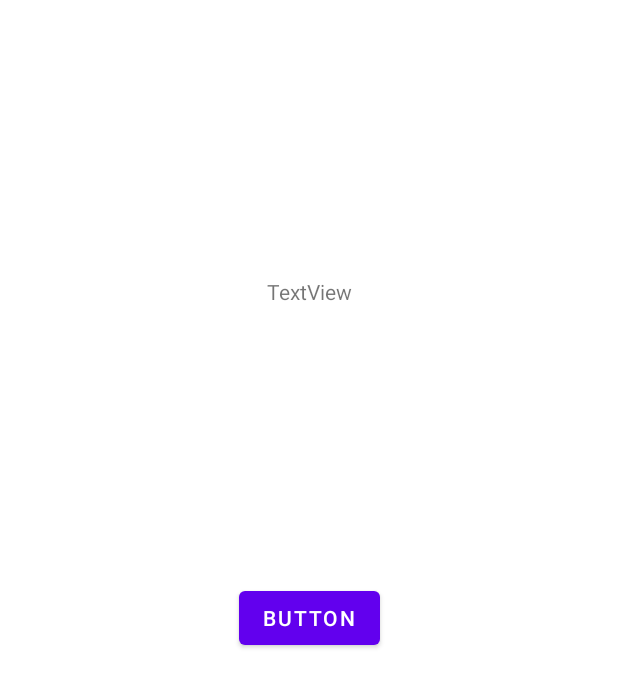
After one commit to Moh3000/connect-android-app-with-esp32-using-Bluetooth, an Android app: the layout activity_main2.xml on its own in the app's theme, with its tools: preview values and no code run, on a phone screen of 412 x 824 dp. The commit adds this screen. Shown: the top 687 px of the screen. Run offline under Robolectric (Android 15) with nearby library versions, the light colour scheme and no system bars.

Commit message:
make button to control 220v light usinf esp32 and relay

```diff
--- /dev/null
+++ b/app/src/main/res/layout/activity_main2.xml
@@ -0,0 +1,28 @@
+<?xml version="1.0" encoding="utf-8"?>
+<androidx.constraintlayout.widget.ConstraintLayout xmlns:android="http://schemas.android.com/apk/res/android"
+    xmlns:app="http://schemas.android.com/apk/res-auto"
+    xmlns:tools="http://schemas.android.com/tools"
+    android:layout_width="match_parent"
+    android:layout_height="match_parent"
+    tools:context=".MainActivity2">
+
+    <Button
+        android:id="@+id/button"
+        android:layout_width="wrap_content"
+        android:layout_height="wrap_content"
+        android:text="Button"
+        app:layout_constraintBottom_toBottomOf="parent"
+        app:layout_constraintEnd_toEndOf="parent"
+        app:layout_constraintStart_toStartOf="parent"
+        app:layout_constraintTop_toTopOf="parent" />
+
+    <TextView
+        android:id="@+id/textView"
+        android:layout_width="wrap_content"
+        android:layout_height="wrap_content"
+        android:text="TextView"
+        app:layout_constraintBottom_toTopOf="@+id/button"
+        app:layout_constraintEnd_toEndOf="parent"
+        app:layout_constraintStart_toStartOf="parent"
+        app:layout_constraintTop_toTopOf="parent" />
+</androidx.constraintlayout.widget.ConstraintLayout>
```
Also changed, not shown: app/src/main/AndroidManifest.xml (+10 -9 lines), app/src/main/java/com/example/myapplication/BluetoothConnection.java (added, +7 -0 lines), app/src/main/java/com/example/myapplication/MainActivity.java (+39 -62 lines), app/src/main/java/com/example/myapplication/MainActivity2.java (added, +60 -0 lines), 1 other file.
